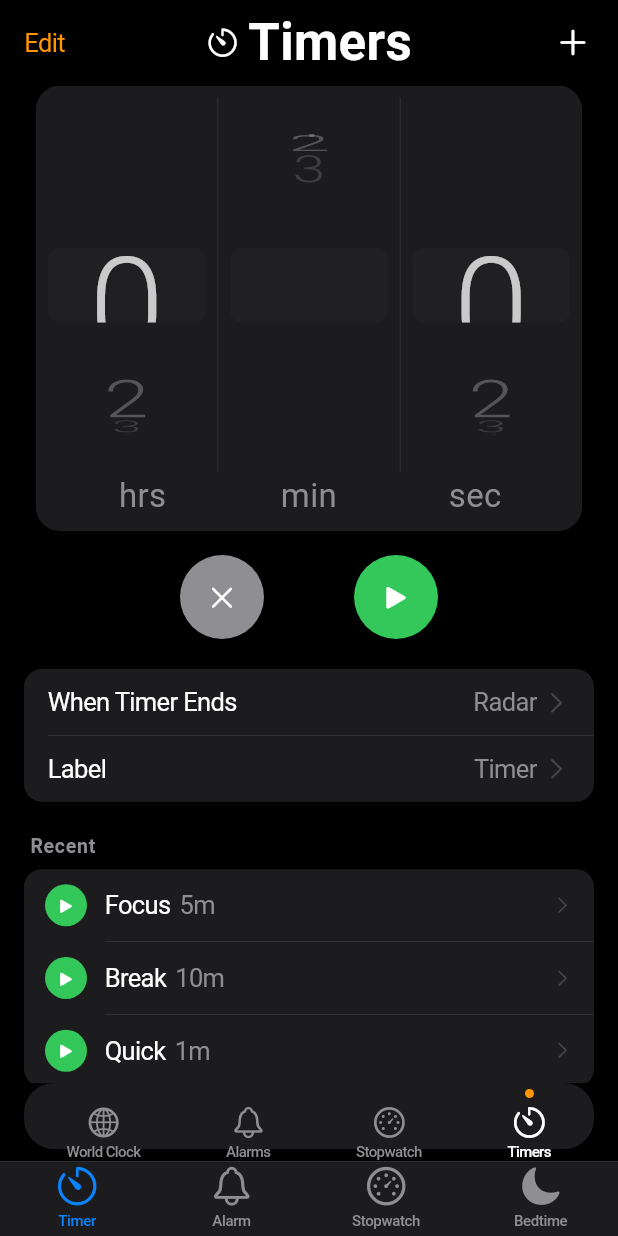
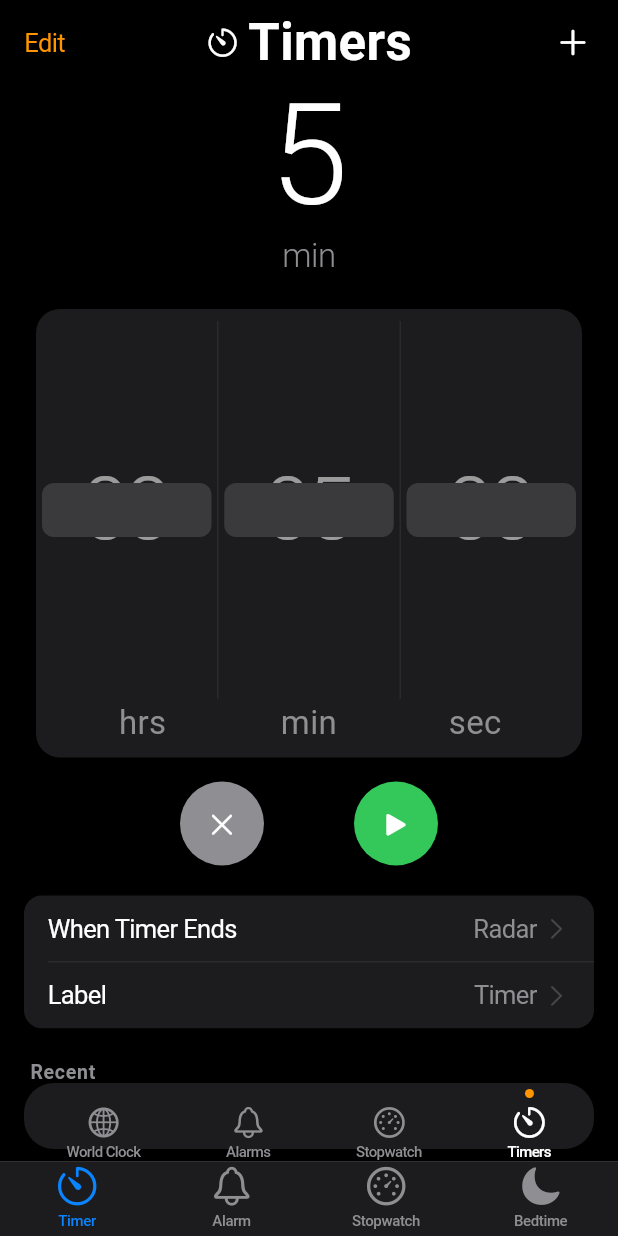
Before and after one commit to work4flow-lucy/hank-timer, a Flutter app: the screen it shows after launch, on a phone screen of 412 x 824 dp. Run offline on Flutter 3.47's test engine with Material 3 defaults, Android fonts, the phone set to English and light mode, and no system bars.

Commit message:
360° looping dial + FittedBox large display

```diff
--- a/lib/features/timer/screens/timer_screen.dart
+++ b/lib/features/timer/screens/timer_screen.dart
@@ -24,7 +24,15 @@ class TimerScreen extends StatelessWidget {
                   builder: (context, timer, _) {
                     return Column(
                       children: [
-                        // ── Wheel Picker (THE display) ────
+                        // ── Large Display ─────
+                        Padding(
+                          padding: const EdgeInsets.symmetric(horizontal: 16),
+                          child: _buildLargeDisplay(timer),
+                        ),
+
+                        const SizedBox(height: 20),
+
+                        // ── Wheel Picker ────
                         Padding(
                           padding: const EdgeInsets.symmetric(horizontal: 24),
                           child: Container(
@@ -120,6 +128,68 @@ class TimerScreen extends StatelessWidget {
               size: 24,
             ),
           ),
+        ],
+      ),
+    );
+  }
+
+  Widget _buildLargeDisplay(TimerProvider timer) {
+    String mainNum;
+    String unit;
+
+    if (timer.isRunning || timer.isPaused) {
+      if (timer.hours > 0) {
+        mainNum = '${timer.hours}:${timer.minutes.toString().padLeft(2, '0')}:${timer.seconds.toString().padLeft(2, '0')}';
+        unit = '';
+      } else {
+        mainNum = '${timer.minutes}:${timer.seconds.toString().padLeft(2, '0')}';
+        unit = '';
+      }
+    } else if (timer.status.name == 'completed') {
+      mainNum = "Time's";
+      unit = 'up';
+    } else {
+      if (timer.hours > 0) {
+        mainNum = '${timer.hours}:${timer.minutes.toString().padLeft(2, '0')}';
+        unit = '';
+      } else {
+        mainNum = '${timer.minutes}';
+        unit = 'min';
+      }
+    }
+
+    return Center(
+      child: Column(
+        mainAxisSize: MainAxisSize.min,
+        children: [
+          FittedBox(
+            fit: BoxFit.scaleDown,
+            child: Text(
+              mainNum,
+              textAlign: TextAlign.center,
+              style: const TextStyle(
+                fontSize: 94,
+                fontWeight: FontWeight.w300,
+                color: CupertinoColors.white,
+                fontFeatures: [FontFeature.tabularFigures()],
+                letterSpacing: -4,
+                height: 1,
+              ),
+            ),
+          ),
+          if (unit.isNotEmpty) ...[
+            const SizedBox(height: 4),
+            Text(
+              unit,
+              textAlign: TextAlign.center,
+              style: const TextStyle(
+                fontSize: 22,
+                fontWeight: FontWeight.w300,
+                color: Color(0xFF8E8E93),
+                letterSpacing: -0.3,
+              ),
+            ),
+          ],
         ],
       ),
     );
--- a/lib/features/timer/widgets/timer_wheel.dart
+++ b/lib/features/timer/widgets/timer_wheel.dart
@@ -1,4 +1,136 @@
 import 'package:flutter/cupertino.dart';
+import 'package:flutter/widgets.dart' as fw;
+
+/// 360° looping picker column using PageView
+class _LoopingPicker extends StatefulWidget {
+  final int maxValue;
+  final int initialValue;
+  final ValueChanged<int> onChanged;
+
+  static const double itemHeight = 36.0;
+  static const int visibleCount = 7;
+
+  const _LoopingPicker({
+    super.key,
+    required this.maxValue,
+    required this.initialValue,
+    required this.onChanged,
+  });
+
+  @override
+  State<_LoopingPicker> createState() => _LoopingPickerState();
+}
+
+class _LoopingPickerState extends State<_LoopingPicker> {
+  late PageController _controller;
+  int _currentValue = 0;
+  static const int _loopMultiplier = 100; // large enough to feel infinite
+
+  int get _itemCount => (widget.maxValue + 1) * (_loopMultiplier * 2 + 1);
+
+  int _pageToValue(int page) {
+    final int itemCount = widget.maxValue + 1;
+    final int value = page % itemCount;
+    return ((value % itemCount) + itemCount) % itemCount;
+  }
+
+  int _valueToPage(int value) {
+    return value + _loopMultiplier * (widget.maxValue + 1);
+  }
+
+  @override
+  void initState() {
+    super.initState();
+    _currentValue = widget.initialValue;
+    final startPage = _valueToPage(widget.initialValue);
+    _controller = PageController(
+      initialPage: startPage,
+      viewportFraction: _LoopingPicker.itemHeight * _LoopingPicker.visibleCount / 400,
+    );
+    _controller.addListener(_onScroll);
+  }
+
+  @override
+  void dispose() {
+    _controller.removeListener(_onScroll);
+    _controller.dispose();
+    super.dispose();
+  }
+
+  void _onScroll() {
+    if (!_controller.hasClients) return;
+    final page = _controller.page ?? _controller.page!.toDouble();
+    final newValue = _pageToValue(page.round());
+    if (newValue != _currentValue) {
+      _currentValue = newValue;
+      widget.onChanged(newValue);
+    }
+  }
+
+  void jumpTo(int value) {
+    if (_controller.hasClients) {
+      _controller.jumpToPage(_valueToPage(value));
+      _currentValue = value;
+    }
+  }
+
+  @override
+  Widget build(BuildContext context) {
+    return SizedBox(
+      height: _LoopingPicker.itemHeight * _LoopingPicker.visibleCount,
+      child: Stack(
+        alignment: Alignment.center,
+        children: [
+          PageView.builder(
+            controller: _controller,
+            scrollDirection: Axis.vertical,
+            itemCount: _itemCount,
+            itemBuilder: (ctx, index) {
+              final int itemCount = widget.maxValue + 1;
+              final int value = index % itemCount;
+              const int distFromCenter = 2;
+              final double scale = 1.0 - (distFromCenter * 0.175);
+              final double opacity = 1.0 - (distFromCenter * 0.22);
+              final double fontSize = 90.0 * scale.clamp(0.0, 1.0);
+
+              return Center(
+                child: Opacity(
+                  opacity: opacity.clamp(0.0, 1.0),
+                  child: Text(
+                    value.toString().padLeft(2, '0'),
+                    style: TextStyle(
+                      fontSize: fontSize,
+                      fontWeight: FontWeight.w300,
+                      color: CupertinoColors.white,
+                      fontFeatures: const [FontFeature.tabularFigures()],
+                      letterSpacing: -4,
+                      height: 1,
+                    ),
+                  ),
+                ),
+              );
+            },
+          ),
+          // Selection band overlay
+          Positioned(
+            top: _LoopingPicker.itemHeight * 3,
+            left: 4,
+            right: 4,
+            child: IgnorePointer(
+              child: Container(
+                height: _LoopingPicker.itemHeight,
+                decoration: BoxDecoration(
+                  color: const Color(0xFF3A3A3C),
+                  borderRadius: BorderRadius.circular(8),
+                ),
+              ),
+            ),
+          ),
+        ],
+      ),
+    );
+  }
+}
 
 class TimerWheel extends StatefulWidget {
   final int initialHours;
@@ -19,34 +151,37 @@ class TimerWheel extends StatefulWidget {
 }
 
 class _TimerWheelState extends State<TimerWheel> {
-  late FixedExtentScrollController _hoursController;
-  late FixedExtentScrollController _minutesController;
-  late FixedExtentScrollController _secondsController;
+  // Current selected values (tracked in state)
+  late int _hours;
+  late int _minutes;
+  late int _seconds;
 
-  static const double _itemHeight = 50.0;  // iOS picker item height
-  static const int _visibleCount = 5;
-  static const int _padding = 2;           // blank items at top/bottom
+  // Keys to access _LoopingPicker state for external sync
+  final _hoursKey = GlobalKey<_LoopingPickerState>();
+  final _minutesKey = GlobalKey<_LoopingPickerState>();
+  final _secondsKey = GlobalKey<_LoopingPickerState>();
 
   @override
   void initState() {
     super.initState();
-    _hoursController = FixedExtentScrollController(
-      initialItem: widget.initialHours + _padding,
-    );
-    _minutesController = FixedExtentScrollController(
-      initialItem: widget.initialMinutes + _padding,
-    );
-    _secondsController = FixedExtentScrollController(
-      initialItem: widget.initialSeconds + _padding,
-    );
+    _hours = widget.initialHours;
+    _minutes = widget.initialMinutes;
+    _seconds = widget.initialSeconds;
   }
 
   @override
-  void dispose() {
-    _hoursController.dispose();
-    _minutesController.dispose();
-    _secondsController.dispose();
-    super.dispose();
+  void didUpdateWidget(TimerWheel old) {
+    super.didUpdateWidget(old);
+    // Sync when parent changes values externally (e.g. loading a preset)
+    if (old.initialHours != widget.initialHours) {
+      _hoursKey.currentState?.jumpTo(widget.initialHours);
+    }
+    if (old.initialMinutes != widget.initialMinutes) {
+      _minutesKey.currentState?.jumpTo(widget.initialMinutes);
+    }
+    if (old.initialSeconds != widget.initialSeconds) {
+      _secondsKey.currentState?.jumpTo(widget.initialSeconds);
+    }
   }
 
   @override
@@ -56,35 +191,47 @@ class _TimerWheelState extends State<TimerWheel> {
         const SizedBox(height: 8),
         // Wheel row: 3 columns with hairline dividers, no colons
         SizedBox(
-          height: _itemHeight * _visibleCount,
+          height: _LoopingPicker.itemHeight * _LoopingPicker.visibleCount,
           child: Row(
             children: [
               // Hours column
               Expanded(
-                child: _buildPickerColumn(
-                  controller: _hoursController,
+                child: _LoopingPicker(
+                  key: _hoursKey,
                   maxValue: 23,
-                  onChanged: (v) => widget.onChanged(v, _getMinutes(), _getSeconds()),
+                  initialValue: _hours,
+                  onChanged: (v) {
+                    setState(() => _hours = v);
+                    widget.onChanged(v, _minutes, _seconds);
+                  },
                 ),
               ),
               // Hairline divider 1
               Container(width: 0.5, color: const Color(0xFF38383A)),
               // Minutes column
               Expanded(
-                child: _buildPickerColumn(
-                  controller: _minutesController,
+                child: _LoopingPicker(
+                  key: _minutesKey,
                   maxValue: 59,
-                  onChanged: (v) => widget.onChanged(_getHours(), v, _getSeconds()),
+                  initialValue: _minutes,
+                  onChanged: (v) {
+                    setState(() => _minutes = v);
+                    widget.onChanged(_hours, v, _seconds);
+                  },
                 ),
               ),
               // Hairline divider 2
               Container(width: 0.5, color: const Color(0xFF38383A)),
               // Seconds column
               Expanded(
-                child: _buildPickerColumn(
-                  controller: _secondsController,
+                child: _LoopingPicker(
+                  key: _secondsKey,
                   maxValue: 59,
-                  onChanged: (v) => widget.onChanged(_getHours(), _getMinutes(), v),
+                  initialValue: _seconds,
+                  onChanged: (v) {
+                    setState(() => _seconds = v);
+                    widget.onChanged(_hours, _minutes, v);
+                  },
                 ),
               ),
             ],
@@ -108,81 +255,9 @@ class _TimerWheelState extends State<TimerWheel> {
     );
   }
 
-  int _getHours() => (_hoursController.selectedItem - _padding).clamp(0, 23);
-  int _getMinutes() => (_minutesController.selectedItem - _padding).clamp(0, 59);
-  int _getSeconds() => (_secondsController.selectedItem - _padding).clamp(0, 59);
-
-  Widget _buildPickerColumn({
-    required FixedExtentScrollController controller,
-    required int maxValue,
-    required ValueChanged<int> onChanged,
-  }) {
-    final totalItems = maxValue + 1 + _padding * 2;
-
-    return Stack(
-      alignment: Alignment.center,
-      children: [
-        // iOS-style picker with iOS 94pt-style center item
-        CupertinoPicker(
-          scrollController: controller,
-          itemExtent: _itemHeight,
-          selectionOverlay: const SizedBox.shrink(),
-          onSelectedItemChanged: (index) {
-            final value = index - _padding;
-            if (value >= 0 && value <= maxValue) {
-              onChanged(value);
-            }
-          },
-          children: List.generate(totalItems, (index) {
-            final value = index - _padding;
-            if (value < 0 || value > maxValue) {
-              return SizedBox(height: _itemHeight);
-            }
-            // Distance from center (center = index 2 in 5-item window)
-            final distFromCenter = (index - 2).abs();
-            // Scale: center=1.0, outer items smaller (~65% for extreme)
-            final scale = 1.0 - (distFromCenter * 0.175);
-            // Opacity: center=1.0, outer items fade
-            final opacity = 1.0 - (distFromCenter * 0.22);
-            // Font size: center=90pt (matches iOS spec 94pt), outer items scale down
-            final fontSize = 90.0 * scale.clamp(0.0, 1.0);
-
-            return Center(
-              child: Opacity(
-                opacity: opacity.clamp(0.0, 1.0),
-                child: Text(
-                  value.toString(), // No leading zero — matches iOS spec
-                  style: TextStyle(
-                    fontSize: fontSize,
-                    fontWeight: FontWeight.w300,
-                    color: CupertinoColors.white,
-                    fontFeatures: const [FontFeature.tabularFigures()],
-                    letterSpacing: -4,
-                    height: 1,
-                  ),
-                ),
-              ),
-            );
-          }),
-        ),
-
-        // Selection band overlay (subtle)
-        Positioned(
-          top: _itemHeight * 2,
-          left: 0,
-          right: 0,
-          child: Container(
-            height: _itemHeight,
-            margin: const EdgeInsets.symmetric(horizontal: 8),
-            decoration: BoxDecoration(
-              color: const Color(0xFF2C2C2E).withValues(alpha: 0.25),
-              borderRadius: BorderRadius.circular(8),
-            ),
-          ),
-        ),
-      ],
-    );
-  }
+  int _getHours() => _hours;
+  int _getMinutes() => _minutes;
+  int _getSeconds() => _seconds;
 }
 
 class _UnitLabel extends StatelessWidget {
--- /dev/null
+++ b/lib/shared/services/audio_service.dart
@@ -0,0 +1,2 @@
+import 'audio_service_stub.dart'
+    if (dart.library.io) 'audio_service_web.dart';
--- /dev/null
+++ b/lib/shared/services/audio_service_stub.dart
@@ -0,0 +1,8 @@
+// Stub for all platforms
+class AudioService {
+  static void playAlarm() {
+    // Stub: audio on web will be added later
+  }
+
+  static void stopAlarm() {}
+}
--- /dev/null
+++ b/lib/shared/services/audio_service_web.dart
@@ -0,0 +1,5 @@
+// Web audio stub — audio will be added in next iteration
+class AudioService {
+  static void playAlarm() {}
+  static void stopAlarm() {}
+}
```
Also changed, not shown: 17 other files.
